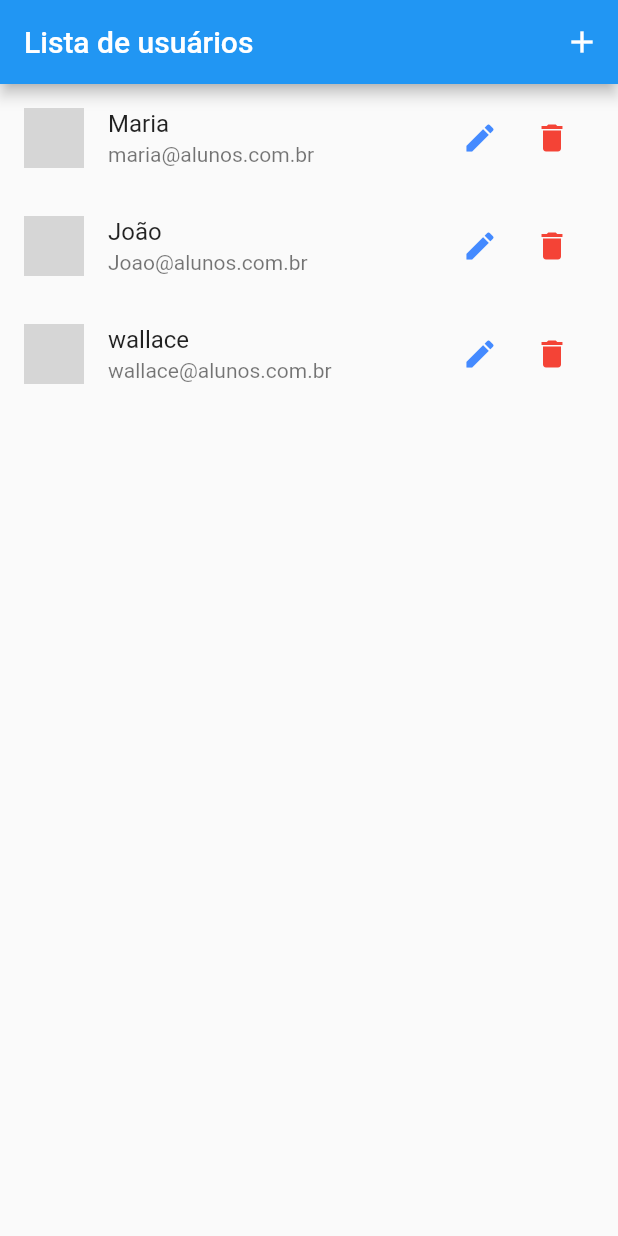
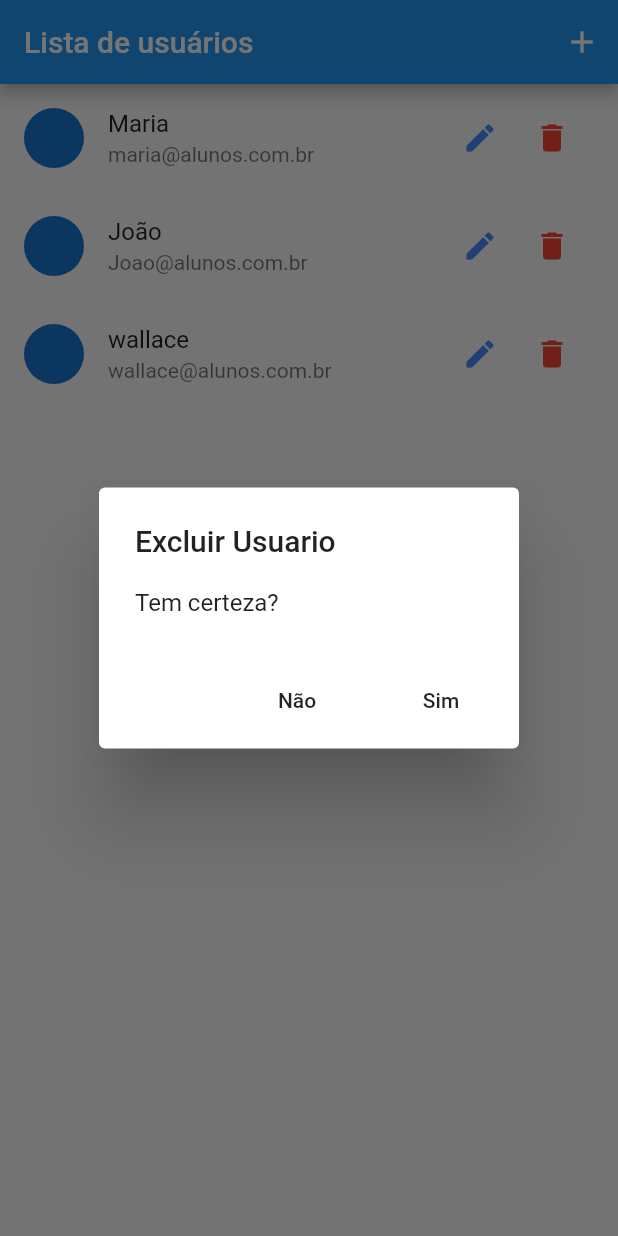
Before and after one commit to idylicaro/Flutter-CRUD, a Flutter app: the screen it shows after launch, after a tap on the "delete" icon, on a phone screen of 412 x 824 dp. Run offline on Flutter 3.47's test engine with Material 2 defaults, Android fonts, the phone set to English and light mode, and no system bars; network calls fail; grey boxes are pictures that could not be loaded.

Commit message:
feat: implemented the user exclusion dialog

```diff
--- a/flutter_crud/lib/provider/users.dart
+++ b/flutter_crud/lib/provider/users.dart
@@ -45,9 +45,9 @@ class UsersProvider with ChangeNotifier{
     notifyListeners();
   }
 
-  void remove(int id){
-    if(id != null){
-      _items.remove(id);
+  void remove(User user){
+    if(user.id != null){
+      _items.remove(user.id);
       notifyListeners();
     }
   }
--- a/flutter_crud/lib/widgets/user_tile.dart
+++ b/flutter_crud/lib/widgets/user_tile.dart
@@ -1,6 +1,8 @@
 import 'package:flutter/material.dart';
 import 'package:flutter_crud/models/user.dart';
+import 'package:flutter_crud/provider/users.dart';
 import 'package:flutter_crud/routes/app_routes.dart';
+import 'package:provider/provider.dart';
 
 class UserTile extends StatelessWidget {
   final User user;
@@ -8,7 +10,7 @@ class UserTile extends StatelessWidget {
   @override
   Widget build(BuildContext context) {
     final avatar = user.avatarUrl == null || user.avatarUrl.isEmpty
-      ? CircleAvatar(child: Icon(Icons.person))
+        ? CircleAvatar(child: Icon(Icons.person))
         : CircleAvatar(backgroundImage: NetworkImage(user.avatarUrl));
     return ListTile(
       leading: avatar,
@@ -21,15 +23,40 @@ class UserTile extends StatelessWidget {
             IconButton(
                 icon: Icon(Icons.edit),
                 onPressed: () {
-                  Navigator.of(context).pushNamed(AppRoutes.USER_FORM,arguments: user);
+                  Navigator.of(context)
+                      .pushNamed(AppRoutes.USER_FORM, arguments: user);
                 },
-                color: Colors.blueAccent
-            ),
-            IconButton(icon: Icon(Icons.delete), onPressed: () {  },color: Colors.red)
+                color: Colors.blueAccent),
+            IconButton(
+                icon: Icon(Icons.delete),
+                onPressed: () {
+                  showDialog(
+                      context: context,
+                      builder: (context) => AlertDialog(
+                            title: Text('Excluir Usuario'),
+                            content: Text("Tem certeza?"),
+                            actions: <Widget>[
+                              FlatButton(
+                                onPressed: () {
+                                  Navigator.of(context).pop();
+                                },
+                                child: Text('Não'),
+                              ),
+                              FlatButton(
+                                child: Text('Sim'),
+                                onPressed: () {
+                                  Provider.of<UsersProvider>(context,
+                                          listen: false)
+                                      .remove(user);
+                                },
+                              )
+                            ],
+                          ));
+                },
+                color: Colors.red)
           ],
         ),
       ),
-
     );
   }
 }
```
